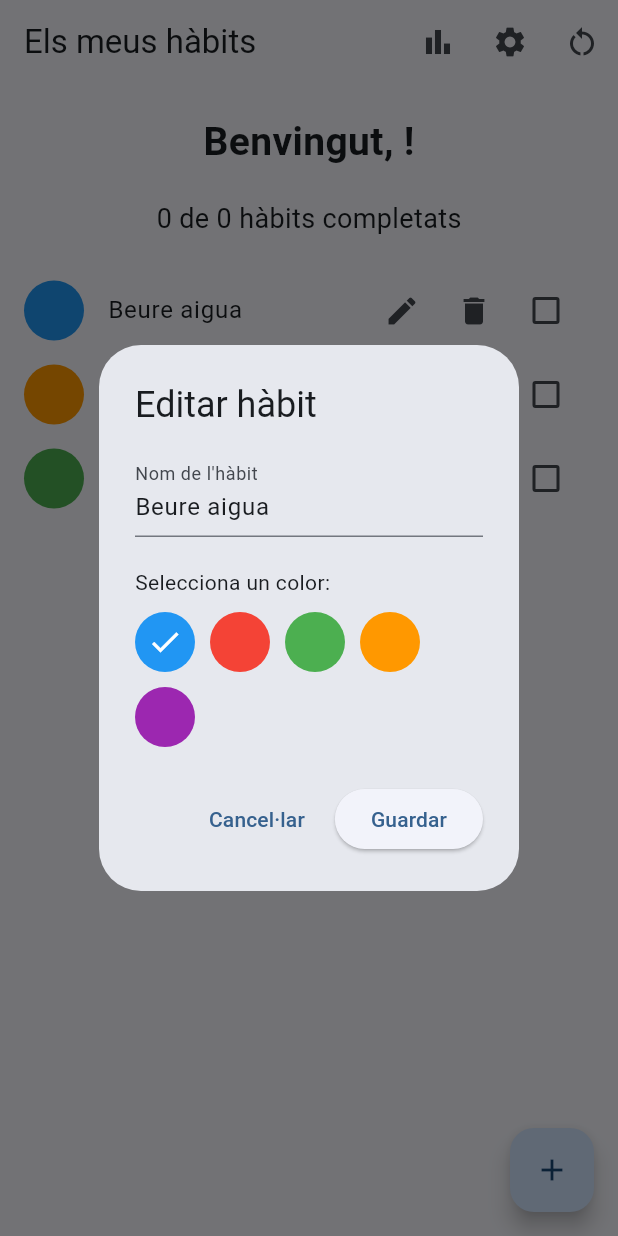
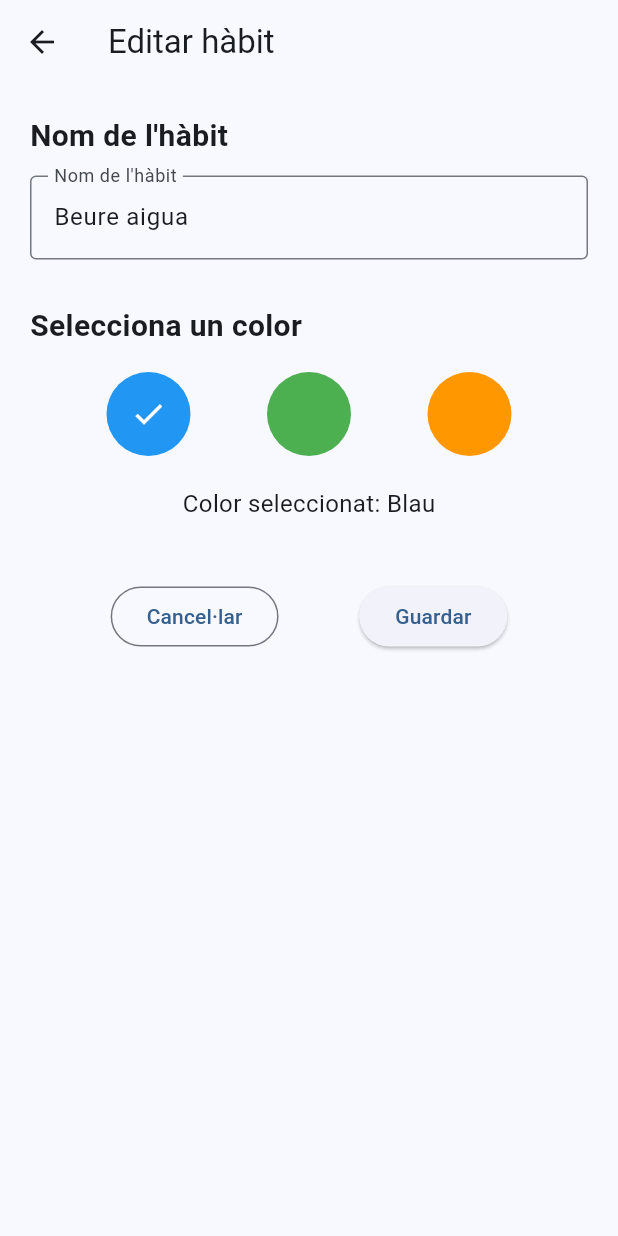
Before and after one commit to joseporiolse/HabitosApp, a Flutter app: the HomeScreen screen opened directly, after a tap on the "edit" icon, on a phone screen of 412 x 824 dp. Run offline on Flutter 3.47's test engine with Material 3 defaults, Android fonts, the phone set to English and light mode, and no system bars; our stand-ins replace shared_preferences; accounts and stored records are empty.

Commit message:
arreglar error raro

```diff
--- a/lib/main.dart
+++ b/lib/main.dart
@@ -1,4 +1,3 @@
-
 import 'package:flutter/material.dart';
 import 'services/preferencies_service.dart';
 import 'screens/home_screen.dart';
--- a/lib/screens/home_screen.dart
+++ b/lib/screens/home_screen.dart
@@ -1,16 +1,19 @@
-import '../main.dart';
+import 'benvinguda_screen.dart';
 import 'package:flutter/material.dart';
 import '../models/habitos.dart';
 import '../services/preferencies_service.dart';
 import 'estadistiques_screen.dart';
 import 'configuracio_screen.dart';
-import '../widgets/Targeta_habit.dart';
+import 'editar_habit_screen.dart';
+import '../widgets/targeta_habit.dart';
 
 class HomeScreen extends StatefulWidget {
   final bool temaFosc;
   final double midaLletra;
   final bool ocultarCompletats;
   final Future<void> Function(bool, double, bool)? guardarAjustos;
+  final String? nomInicial;
+  final int? objectiuInicial;
 
   const HomeScreen({
     super.key,
@@ -18,6 +21,8 @@ class HomeScreen extends StatefulWidget {
     this.midaLletra = 1.0,
     this.ocultarCompletats = false,
     this.guardarAjustos,
+    this.nomInicial,
+    this.objectiuInicial,
   });
 
   @override
@@ -62,6 +67,7 @@ class _HomeScreenState extends State<HomeScreen> {
 
 
 
+
   Future<void> carregarDades() async {
     // Carreguem el nom, l'objectiu i els hàbits guardats
 
@@ -71,6 +77,11 @@ class _HomeScreenState extends State<HomeScreen> {
 
       final objectiuGuardat =
       await preferencies.obtenirObjectiu();
+
+      // Utilitzem les dades de Benvinguda si s'han rebut
+      final nomUsuari = widget.nomInicial ?? nomGuardat ?? '';
+      final objectiuUsuari =
+          widget.objectiuInicial ?? objectiuGuardat ?? 0;
 
       // Recuperem si volem ocultar els hàbits completats
       final ocultarGuardat =
@@ -87,8 +98,8 @@ class _HomeScreenState extends State<HomeScreen> {
         if (!mounted) return;
 
         setState(() {
-          nom = nomGuardat ?? '';
-          objectiu = objectiuGuardat ?? 0;
+          nom = nomUsuari;
+          objectiu = objectiuUsuari;
           habits = habitsGuardats;
           ocultarCompletats = ocultarGuardat;
           carregant = false;
@@ -100,8 +111,8 @@ class _HomeScreenState extends State<HomeScreen> {
         if (!mounted) return;
 
         setState(() {
-          nom = nomGuardat ?? '';
-          objectiu = objectiuGuardat ?? 0;
+          nom = nomUsuari;
+          objectiu = objectiuUsuari;
           ocultarCompletats = ocultarGuardat;
           carregant = false;
         });
@@ -185,145 +196,40 @@ class _HomeScreenState extends State<HomeScreen> {
   }
 
   Future<void> mostrarFormulariHabit({Habit? habitEditar}) async {
-    // Formulari per crear o editar un hàbit
-
-    final controladorNom = TextEditingController(
-      text: habitEditar?.nom ?? '',
+    // Obrim una pantalla independent per crear o editar l'hàbit.
+    final resultat = await Navigator.push<ResultatEdicioHabit>(
+      context,
+      MaterialPageRoute(
+        builder: (context) => EditarHabitScreen(
+          nomInicial: habitEditar?.nom ?? '',
+          colorInicial: habitEditar?.color ?? Colors.blue.toARGB32(),
+          esNou: habitEditar == null,
+        ),
+      ),
     );
 
-    Color colorSeleccionat = habitEditar != null
-        ? Color(habitEditar.color)
-        : Colors.blue;
+    // Si l'usuari cancel·la o torna enrere, no fem cap canvi.
+    if (!mounted || resultat == null) return;
 
-    final colorsDisponibles = [
-      Colors.blue,
-      Colors.red,
-      Colors.green,
-      Colors.orange,
-      Colors.purple,
-    ];
-
-    await showDialog<void>(
-      context: context,
-      builder: (context) {
-        return AlertDialog(
-          title: Text(
-            habitEditar == null
-                ? 'Afegir hàbit'
-                : 'Editar hàbit',
-          ),
-
-          content: StatefulBuilder(
-            builder: (context, actualitzarDialog) {
-              return Column(
-                mainAxisSize: MainAxisSize.min,
-                crossAxisAlignment: CrossAxisAlignment.start,
-                children: [
-                  TextField(
-                    controller: controladorNom,
-                    decoration: const InputDecoration(
-                      labelText: 'Nom de l\'hàbit',
-                      hintText: 'Exemple: Caminar',
-                    ),
-                  ),
-
-                  const SizedBox(height: 20),
-
-                  const Text('Selecciona un color:'),
-
-                  const SizedBox(height: 10),
-
-                  Wrap(
-                    spacing: 10,
-                    runSpacing: 10,
-                    children: colorsDisponibles.map((color) {
-                      final seleccionat =
-                          colorSeleccionat.toARGB32() ==
-                              color.toARGB32();
-
-                      return InkWell(
-                        onTap: () {
-                          actualitzarDialog(() {
-                            colorSeleccionat = color;
-                          });
-                        },
-                        child: CircleAvatar(
-                          backgroundColor: color,
-                          radius: 20,
-                          child: seleccionat
-                              ? const Icon(
-                            Icons.check,
-                            color: Colors.white,
-                          )
-                              : null,
+    setState(() {
+      if (habitEditar == null) {
+        habits.add(
+          Habit(
+            id: obtenirSeguentId(),
+            nom: resultat.nom,
+            color: resultat.color,
+            datesCompletades: [],
           ),
         );
-                    }).toList(),
-                  ),
-                ],
-              );
-            },
-          ),
+      } else {
+        // Conservem l'identificador i les dates completades.
+        habitEditar.nom = resultat.nom;
+        habitEditar.color = resultat.color;
+      }
+    });
 
-          actions: [
-            TextButton(
-              onPressed: () {
-                Navigator.pop(context);
-              },
-              child: const Text('Cancel·lar'),
-            ),
-
-            ElevatedButton(
-              onPressed: () async {
-                // Recuperem el nom introduït
-                final nomHabit = controladorNom.text.trim();
-
-                if (nomHabit.isEmpty) {
-                  return;
-                }
-
-                if (!mounted) return;
-
-                if (habitEditar == null) {
-                  // Creem un nou hàbit
-
-                  final nouHabit = Habit(
-                    id: obtenirSeguentId(),
-                    nom: nomHabit,
-                    color: colorSeleccionat.toARGB32(),
-                    datesCompletades: [],
-                  );
-
-                  setState(() {
-                    habits.add(nouHabit);
-                  });
-                } else {
-                  // Editem l'hàbit existent
-                  // Conservem l'identificador i les dates
-
-                  setState(() {
-                    habitEditar.nom = nomHabit;
-                    habitEditar.color =
-                        colorSeleccionat.toARGB32();
-                  });
-                }
-
-                // Guardem els hàbits actualitzats
+    // Persistim els canvis amb el servei existent.
     await preferencies.guardarHabits(habits);
-
-                // Tanquem el formulari
-                if (context.mounted) {
-                  Navigator.pop(context);
-                }
-              },
-              child: const Text('Guardar'),
-            ),
-          ],
-        );
-      },
-    );
-
-    controladorNom.dispose();
   }
 
   Future<void> eliminarHabit(Habit habit) async {
@@ -417,8 +323,8 @@ class _HomeScreenState extends State<HomeScreen> {
           title: const Text('Restablir App'),
 
           content: const Text(
-            'Estàs segur de que vols esborrar totes les dades? '
-                'Es perdera tot tipus d\'informació. '
+              'Estas segur de que vols esborrar totes les dades? '
+                  'Es perdera tot tipus de informació'
                   'Aquesta acció no es pot desfer.'
           ),
 
```
Also changed, not shown: pubspec.lock. Lines whose indentation alone changed are shown as unchanged.
